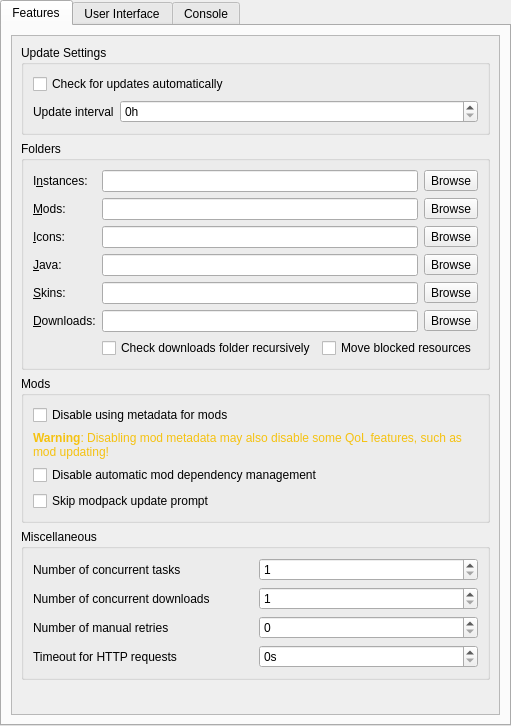
The window that launcher/ui/pages/global/LauncherPage.ui (FreesmTeam/FreesmLauncher) describes before a commit, drawn with Qt 5.
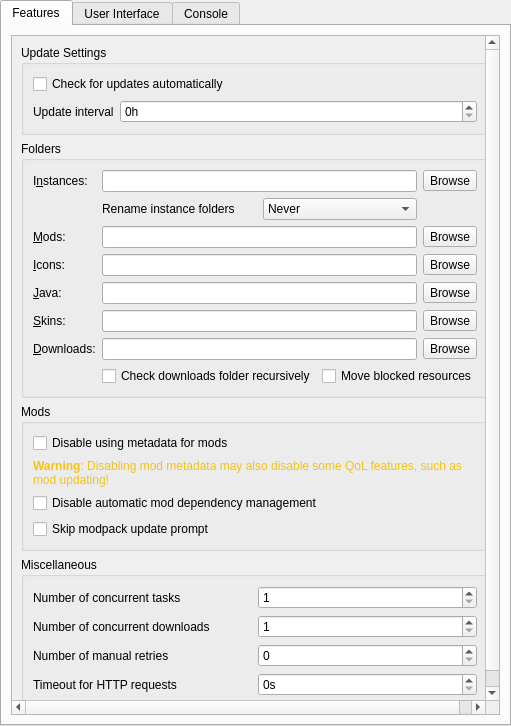
The same window after the commit. Custom widgets are drawn as their Qt base class.

Commit message: Revert the radio button changes

What changed in the file:
```diff
--- a/launcher/ui/pages/global/LauncherPage.ui
+++ b/launcher/ui/pages/global/LauncherPage.ui
@@ -112,30 +112,118 @@
               <string>Folders</string>
              </property>
              <layout class="QGridLayout" name="foldersBoxLayout">
-              <item row="8" column="0">
-               <widget class="QLabel" name="labelDownloadsDir">
+              <item row="0" column="0">
+               <widget class="QLabel" name="labelInstDir">
                 <property name="text">
-                 <string>&amp;Downloads:</string>
+                 <string>I&amp;nstances:</string>
                 </property>
                 <property name="buddy">
                  <cstring>downloadsDirTextBox</cstring>
                 </property>
                </widget>
               </item>
-              <item row="8" column="2">
-               <widget class="QToolButton" name="downloadsDirBrowseBtn">
+              <item row="0" column="1" colspan="2">
+               <widget class="QLineEdit" name="instDirTextBox"/>
+              </item>
+              <item row="0" column="3">
+               <widget class="QToolButton" name="instDirBrowseBtn">
                 <property name="text">
                  <string>Browse</string>
                 </property>
                </widget>
               </item>
-              <item row="2" column="1">
+
+              <item row="1" column="1">
+               <widget class="QLabel" name="labelRenamingBehavior">
+                <property name="text">
+                 <string>Rename instance folders</string>
+                </property>
+               </widget>
+              </item>
+              <item row="1" column="2">
+               <widget class="QComboBox" name="renamingBehaviorComboBox">
+                <item>
+                 <property name="text">
+                  <string>Never</string>
+                 </property>
+                </item>
+                <item>
+                 <property name="text">
+                  <string>Ask</string>
+                 </property>
+                </item>
+                <item>
+                 <property name="text">
+                  <string>Always</string>
+                 </property>
+                </item>
+               </widget>
+              </item>
+
+              <item row="2" column="0">
+               <widget class="QLabel" name="labelModsDir">
+                <property name="text">
+                 <string>&amp;Mods:</string>
+                </property>
+                <property name="buddy">
+                 <cstring>modsDirTextBox</cstring>
+                </property>
+               </widget>
+              </item>
+              <item row="2" column="1" colspan="2">
+               <widget class="QLineEdit" name="modsDirTextBox"/>
+              </item>
+              <item row="2" column="3">
+               <widget class="QToolButton" name="modsDirBrowseBtn">
+                <property name="text">
+                 <string>Browse</string>
+                </property>
+               </widget>
+              </item>
+
+              <item row="3" column="0">
+               <widget class="QLabel" name="labelIconsDir">
+                <property name="text">
+                 <string>&amp;Icons:</string>
+                </property>
+                <property name="buddy">
+                 <cstring>iconsDirTextBox</cstring>
+                </property>
+               </widget>
+              </item>
+              <item row="3" column="1" colspan="2">
                <widget class="QLineEdit" name="iconsDirTextBox"/>
               </item>
-              <item row="3" column="1">
-               <widget class="QLineEdit" name="javaDirTextBox"/>
+              <item row="3" column="3">
+               <widget class="QToolButton" name="iconsDirBrowseBtn">
+                <property name="text">
+                 <string>Browse</string>
+                </property>
+               </widget>
               </item>
+
               <item row="4" column="0">
+               <widget class="QLabel" name="labelJavaDir">
+                <property name="text">
+                 <string>&amp;Java:</string>
+                </property>
+                <property name="buddy">
+                 <cstring>javaDirTextBox</cstring>
+                </property>
+               </widget>
+              </item>
+              <item row="4" column="1" colspan="2">
+               <widget class="QLineEdit" name="javaDirTextBox"/>
+              </item>
+              <item row="4" column="3">
+               <widget class="QToolButton" name="javaDirBrowseBtn">
+                <property name="text">
+                 <string>Browse</string>
+                </property>
+               </widget>
+              </item>
+
+              <item row="5" column="0">
                <widget class="QLabel" name="labelSkinsDir">
                 <property name="text">
                  <string>&amp;Skins:</string>
@@ -145,17 +233,39 @@
                 </property>
                </widget>
               </item>
-              <item row="2" column="0">
-               <widget class="QLabel" name="labelIconsDir">
+              <item row="5" column="1" colspan="2">
+               <widget class="QLineEdit" name="skinsDirTextBox"/>
+              </item>
+              <item row="5" column="3">
+               <widget class="QToolButton" name="skinsDirBrowseBtn">
                 <property name="text">
-                 <string>&amp;Icons:</string>
+                 <string>Browse</string>
+                </property>
+               </widget>
+              </item>
+
+              <item row="6" column="0">
+               <widget class="QLabel" name="labelDownloadsDir">
+                <property name="text">
+                 <string>&amp;Downloads:</string>
                 </property>
                 <property name="buddy">
                  <cstring>iconsDirTextBox</cstring>
                 </property>
                </widget>
               </item>
-              <item row="9" column="1" colspan="2">
+              <item row="6" column="1" colspan="2">
+               <widget class="QLineEdit" name="downloadsDirTextBox"/>
+              </item>
+              <item row="6" column="3">
+               <widget class="QToolButton" name="downloadsDirBrowseBtn">
+                <property name="text">
+                 <string>Browse</string>
+                </property>
+               </widget>
+              </item>
+
+              <item row="7" column="1" colspan="3">
                <layout class="QHBoxLayout" name="downloadModsCheckLayout">
                 <item>
                  <widget class="QCheckBox" name="downloadsDirWatchRecursiveCheckBox">
@@ -179,83 +289,6 @@
                 </item>
                </layout>
               </item>
-              <item row="8" column="1">
-               <widget class="QLineEdit" name="downloadsDirTextBox"/>
-              </item>
-              <item row="3" column="0">
-               <widget class="QLabel" name="labelJavaDir">
-                <property name="text">
-                 <string>&amp;Java:</string>
-                </property>
-                <property name="buddy">
-                 <cstring>javaDirTextBox</cstring>
-                </property>
-               </widget>
-              </item>
-              <item row="1" column="0">
-               <widget class="QLabel" name="labelModsDir">
-                <property name="text">
-                 <string>&amp;Mods:</string>
-                </property>
-                <property name="buddy">
-                 <cstring>modsDirTextBox</cstring>
-                </property>
-               </widget>
-              </item>
-              <item row="4" column="1">
-               <widget class="QLineEdit" name="skinsDirTextBox"/>
-              </item>
-              <item row="1" column="1">
-               <widget class="QLineEdit" name="modsDirTextBox"/>
-              </item>
-              <item row="0" column="1">
-               <widget class="QLineEdit" name="instDirTextBox"/>
-              </item>
-              <item row="1" column="2">
-               <widget class="QToolButton" name="modsDirBrowseBtn">
-                <property name="text">
-                 <string>Browse</string>
-                </property>
-               </widget>
-              </item>
-              <item row="0" column="2">
-               <widget class="QToolButton" name="instDirBrowseBtn">
-                <property name="text">
-                 <string>Browse</string>
-                </property>
-               </widget>
-              </item>
-              <item row="2" column="2">
-               <widget class="QToolButton" name="iconsDirBrowseBtn">
-                <property name="text">
-                 <string>Browse</string>
-                </property>
-               </widget>
-              </item>
-              <item row="0" column="0">
-               <widget class="QLabel" name="labelInstDir">
-                <property name="text">
-                 <string>I&amp;nstances:</string>
-                </property>
-                <property name="buddy">
-                 <cstring>instDirTextBox</cstring>
-                </property>
-               </widget>
-              </item>
-              <item row="3" column="2">
-               <widget class="QToolButton" name="javaDirBrowseBtn">
-                <property name="text">
-                 <string>Browse</string>
-                </property>
-               </widget>
-              </item>
-              <item row="4" column="2">
-               <widget class="QToolButton" name="skinsDirBrowseBtn">
-                <property name="text">
-                 <string>Browse</string>
-                </property>
-               </widget>
-              </item>
              </layout>
             </widget>
            </item>
@@ -416,44 +449,14 @@
             </property>
            </widget>
           </item>
-          <item row="0" column="1">
-           <widget class="QComboBox" name="viewSortingComboBox">
-            <item>
-             <property name="text">
-              <string>By last launched</string>
-             </property>
-            </item>
-            <item>
-             <property name="text">
-              <string>By name</string>
-             </property>
-            </item>
-           </widget>
-          </item>
-          <item row="1" column="0">
-           <widget class="QLabel" name="labelRenamingBehavior">
+          <item>
+           <widget class="QRadioButton" name="sortByNameBtn">
             <property name="text">
-             <string>Instance renaming behavior</string>
+             <string>By &amp;name</string>
             </property>
-           </widget>
-          </item>
-          <item row="1" column="1">
-           <widget class="QComboBox" name="renamingBehaviorComboBox">
-            <item>
-             <property name="text">
-              <string>Rename metadata only</string>
-             </property>
-            </item>
-            <item>
-             <property name="text">
-              <string>Rename physical directory</string>
-             </property>
-            </item>
-            <item>
-             <property name="text">
-              <string>Ask everytime</string>
-             </property>
-            </item>
+            <attribute name="buttonGroup">
+             <string notr="true">sortingModeGroup</string>
+            </attribute>
            </widget>
           </item>
          </layout>
```
Left out of the diff: 24 changed lines with no effect on the pictures. The commit also changes 2 other files.
